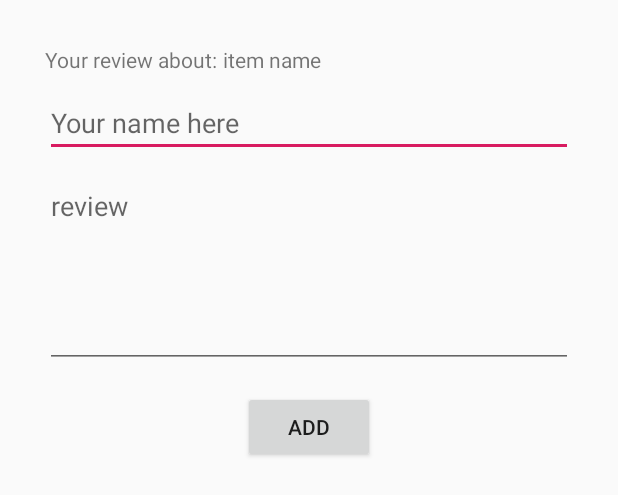
After one commit to musiracodes/mama-mboga-app, an Android app: the layout dialog_add_review.xml on its own in the app's theme, with its tools: preview values and no code run, on a phone screen of 412 x 824 dp. The commit adds this screen. Shown: the top 495 px of the screen. Run offline under Robolectric (Android 15) with nearby library versions, the phone set to English and light mode, and no system bars.

Commit message:
show items in grocery item activity - add review

```diff
--- a/app/src/main/java/ke/co/musira/mamamboga/GroceryItemAdapter.java
+++ b/app/src/main/java/ke/co/musira/mamamboga/GroceryItemAdapter.java
@@ -42,7 +42,7 @@ public class GroceryItemAdapter extends RecyclerView.Adapter<GroceryItemAdapter.
     }
 
     @Override
-    public void onBindViewHolder(@NonNull ViewHolder holder, int position) {
+    public void onBindViewHolder(@NonNull ViewHolder holder, final int position) {
         Log.d(TAG, "onBindViewHolder: called");
         holder.name.setText(items.get(position).getName());
         holder.price.setText(String.valueOf(items.get(position).getPrice()));
@@ -54,6 +54,9 @@ public class GroceryItemAdapter extends RecyclerView.Adapter<GroceryItemAdapter.
             @Override
             public void onClick(View v) {
                 //TODO: navigate to another activity
+                Intent intent = new Intent(context, GroceryItemActivity.class);
+                intent.putExtra("item", items.get(position));
+                context.startActivity(intent);
             }
         });
 
--- a/app/src/main/java/ke/co/musira/mamamboga/MainActivity.java
+++ b/app/src/main/java/ke/co/musira/mamamboga/MainActivity.java
@@ -25,7 +25,7 @@ public class MainActivity extends AppCompatActivity implements NavigationView.On
     private DrawerLayout drawer;
     private NavigationView navigationView;
     private Toolbar toolbar;
-//    private FrameLayout frameLayout;
+
 
     @Override
     protected void onCreate(Bundle savedInstanceState) {
--- /dev/null
+++ b/app/src/main/res/layout/dialog_add_review.xml
@@ -0,0 +1,60 @@
+<?xml version="1.0" encoding="utf-8"?>
+<LinearLayout xmlns:android="http://schemas.android.com/apk/res/android"
+    android:orientation="vertical" android:layout_width="match_parent"
+    android:layout_height="wrap_content"
+    android:padding="30dp">
+
+    <RelativeLayout
+        android:layout_width="wrap_content"
+        android:layout_height="wrap_content">
+
+        <TextView
+            android:layout_width="wrap_content"
+            android:layout_height="wrap_content"
+            android:id="@+id/reviewExplain"
+            android:text="Your review about: "/>
+
+        <TextView
+            android:layout_width="wrap_content"
+            android:layout_height="wrap_content"
+            android:id="@+id/reviewName"
+            android:text="item name"
+            android:layout_toRightOf="@+id/reviewExplain"/>
+
+    </RelativeLayout>
+
+    <EditText
+        android:layout_width="match_parent"
+        android:layout_height="wrap_content"
+        android:id="@+id/edtTxtName"
+        android:hint="Your name here"
+        android:layout_marginTop="10dp"/>
+
+    <EditText
+        android:layout_width="match_parent"
+        android:layout_height="wrap_content"
+        android:id="@+id/edtTxtReview"
+        android:hint="review"
+        android:lines="5"
+        android:gravity="start"
+        android:layout_marginTop="10dp"/>
+
+    <TextView
+        android:layout_width="wrap_content"
+        android:layout_height="wrap_content"
+        android:id="@+id/txtWarning"
+        android:textColor="@color/colorAccent"
+        android:layout_marginTop="10dp"
+        android:layout_gravity="center"
+        android:text="Please fill all of the fields"
+        android:visibility="gone"/>
+
+    <Button
+        android:layout_width="wrap_content"
+        android:layout_height="wrap_content"
+        android:id="@+id/btnAdd"
+        android:text="add"
+        android:layout_gravity="center"
+        android:layout_marginTop="15dp"/>
+
+</LinearLayout>
```
Also changed, not shown: app/src/main/java/ke/co/musira/mamamboga/AddReviewDialog.java (added, +102 -0 lines), app/src/main/java/ke/co/musira/mamamboga/GroceryItemActivity.java (+89 -2 lines), app/src/main/java/ke/co/musira/mamamboga/MainFragment.java (+5 -5 lines), app/src/main/java/ke/co/musira/mamamboga/ReviewsAdapter.java (added, +62 -0 lines), app/src/main/java/ke/co/musira/mamamboga/Utils.java (+54 -5 lines), app/src/main/res/layout/review_adapter_list_item.xml (added, +32 -0 lines).
